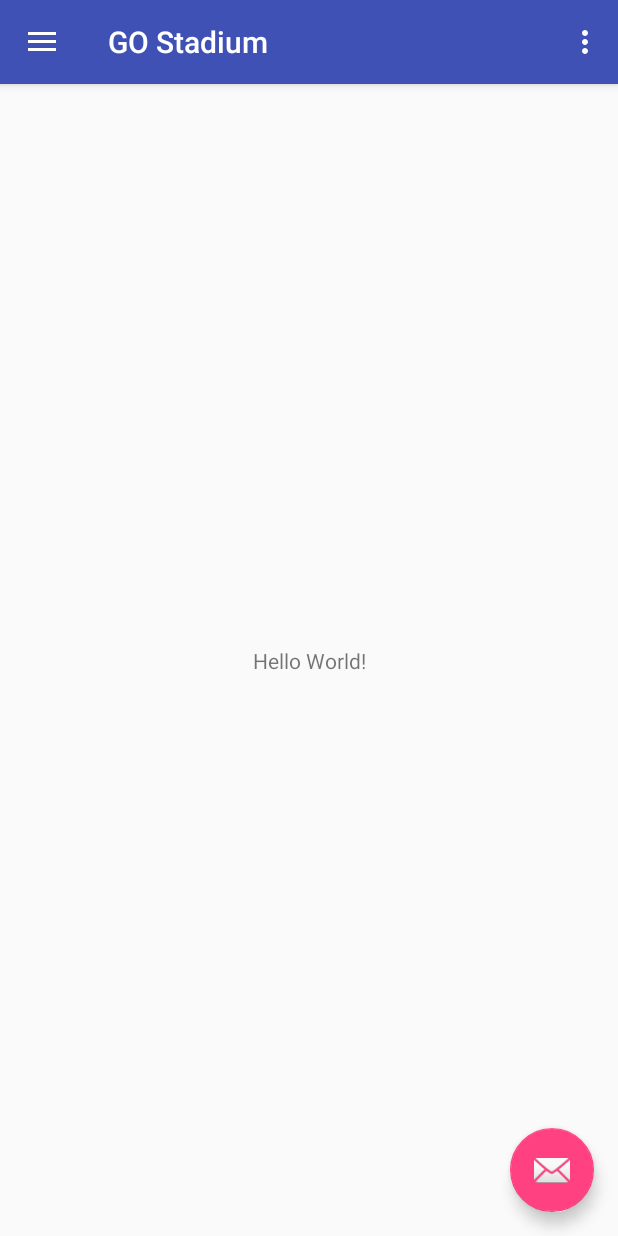
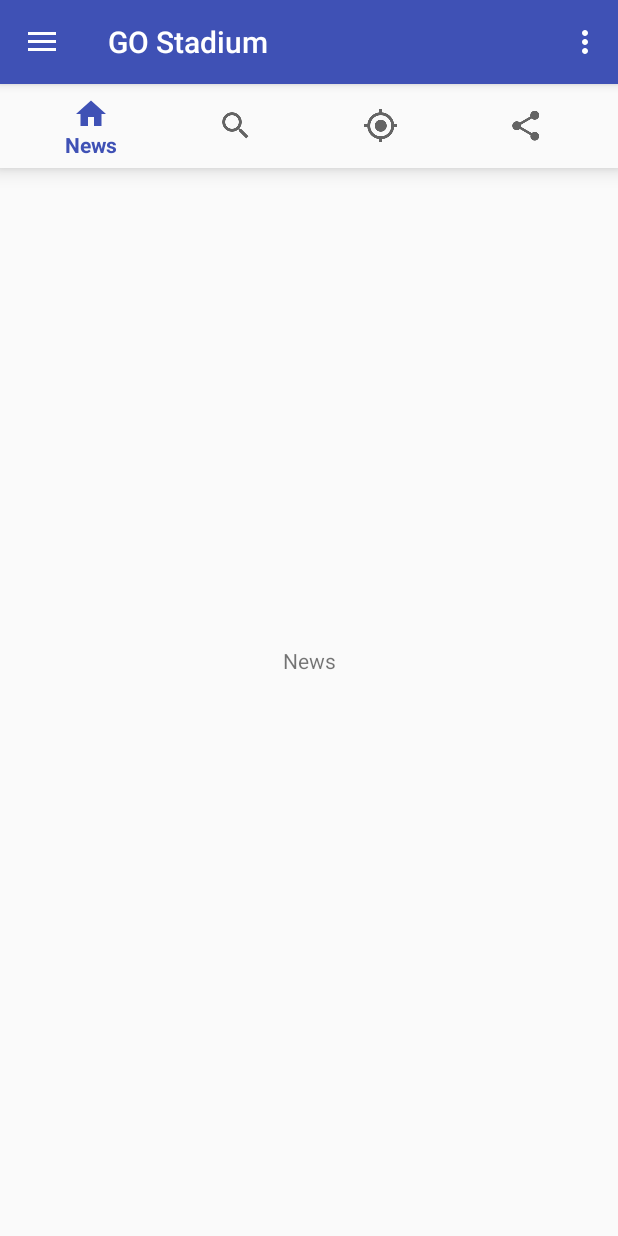
Before and after one commit to NiTnEuQs/GO_Stadium, an Android app: the screen it shows after launch (MainMenuActivity), on a phone screen of 412 x 824 dp. Run offline under Robolectric (Android 15) with nearby library versions, the phone set to English and light mode, and no system bars.

Commit message:
Changement des valeurs dans strings.xml, modification des classes dans  @menu, remaniement de différents layouts

```diff
--- a/app/build.gradle
+++ b/app/build.gradle
@@ -9,6 +9,7 @@ android {
         versionCode 1
         versionName "1.0"
         testInstrumentationRunner "android.support.test.runner.AndroidJUnitRunner"
+        vectorDrawables.useSupportLibrary = true
     }
     buildTypes {
         release {
@@ -23,6 +24,7 @@ dependencies {
     implementation 'com.android.support:appcompat-v7:26.1.0'
     implementation 'com.android.support:design:26.1.0'
     implementation 'com.android.support.constraint:constraint-layout:1.0.2'
+    implementation 'com.android.support:support-vector-drawable:26.1.0'
     testImplementation 'junit:junit:4.12'
     androidTestImplementation 'com.android.support.test:runner:1.0.1'
     androidTestImplementation 'com.android.support.test.espresso:espresso-core:3.0.1'
--- a/app/src/main/java/com/gostadium/MainMenuActivity.java
+++ b/app/src/main/java/com/gostadium/MainMenuActivity.java
@@ -1,8 +1,10 @@
 package com.gostadium;
 
 import android.os.Bundle;
-import android.support.design.widget.FloatingActionButton;
-import android.support.design.widget.Snackbar;
+import android.support.annotation.NonNull;
+import android.support.design.widget.BottomNavigationView;
+import android.support.v4.app.Fragment;
+import android.support.v4.app.FragmentTransaction;
 import android.view.View;
 import android.support.design.widget.NavigationView;
 import android.support.v4.view.GravityCompat;
@@ -16,35 +18,66 @@ import android.view.MenuItem;
 public class MainMenuActivity extends AppCompatActivity
         implements NavigationView.OnNavigationItemSelectedListener {
 
+    private BottomNavigationView.OnNavigationItemSelectedListener mOnNavigationItemSelectedListener
+            = new BottomNavigationView.OnNavigationItemSelectedListener() {
+
+        @Override
+        public boolean onNavigationItemSelected(@NonNull MenuItem item) {
+            FragmentTransaction transaction = getSupportFragmentManager().beginTransaction();
+            Fragment fragment = null;
+
+            switch (item.getItemId()) {
+                case R.id.navigation_news:
+                    fragment = new NewsFragment();
+                    break;
+                case R.id.navigation_search:
+                    fragment = new SearchFragment();
+                    break;
+                case R.id.navigation_location:
+                    fragment = new LocationFragment();
+                    break;
+                case R.id.navigation_share:
+                    fragment = new ShareFragment();
+                    break;
+            }
+
+            if (fragment == null) return false;
+
+            transaction.replace(R.id.content_fragment, fragment);
+            transaction.addToBackStack(null);
+            transaction.commit();
+            return true;
+        }
+    };
+
     @Override
     protected void onCreate(Bundle savedInstanceState) {
         super.onCreate(savedInstanceState);
         setContentView(R.layout.activity_main_menu);
-        Toolbar toolbar = (Toolbar) findViewById(R.id.toolbar);
+        Toolbar toolbar = findViewById(R.id.toolbar);
         setSupportActionBar(toolbar);
 
-        FloatingActionButton fab = (FloatingActionButton) findViewById(R.id.fab);
-        fab.setOnClickListener(new View.OnClickListener() {
-            @Override
-            public void onClick(View view) {
-                Snackbar.make(view, "Replace with your own action", Snackbar.LENGTH_LONG)
-                        .setAction("Action", null).show();
-            }
-        });
-
-        DrawerLayout drawer = (DrawerLayout) findViewById(R.id.drawer_layout);
+        DrawerLayout drawer = findViewById(R.id.drawer_layout);
         ActionBarDrawerToggle toggle = new ActionBarDrawerToggle(
                 this, drawer, toolbar, R.string.navigation_drawer_open, R.string.navigation_drawer_close);
         drawer.addDrawerListener(toggle);
         toggle.syncState();
 
-        NavigationView navigationView = (NavigationView) findViewById(R.id.nav_view);
+        NavigationView navigationView = findViewById(R.id.nav_view);
         navigationView.setNavigationItemSelectedListener(this);
+
+        BottomNavigationView navigation = findViewById(R.id.navigation);
+        navigation.setOnNavigationItemSelectedListener(mOnNavigationItemSelectedListener);
+
+        FragmentTransaction transaction = getSupportFragmentManager().beginTransaction();
+        Fragment fragment = new NewsFragment();
+        transaction.replace(R.id.content_fragment, fragment);
+        transaction.commit();
     }
 
     @Override
     public void onBackPressed() {
-        DrawerLayout drawer = (DrawerLayout) findViewById(R.id.drawer_layout);
+        DrawerLayout drawer = findViewById(R.id.drawer_layout);
         if (drawer.isDrawerOpen(GravityCompat.START)) {
             drawer.closeDrawer(GravityCompat.START);
         } else {
@@ -67,7 +100,9 @@ public class MainMenuActivity extends AppCompatActivity
         int id = item.getItemId();
 
         //noinspection SimplifiableIfStatement
-        if (id == R.id.action_settings) {
+        if (id == R.id.action_my_favorite) {
+            return true;
+        } else if (id == R.id.action_settings) {
             return true;
         }
 
@@ -76,12 +111,12 @@ public class MainMenuActivity extends AppCompatActivity
 
     @SuppressWarnings("StatementWithEmptyBody")
     @Override
-    public boolean onNavigationItemSelected(MenuItem item) {
+    public boolean onNavigationItemSelected(@NonNull MenuItem item) {
         // Handle navigation view item clicks here.
         int id = item.getItemId();
 
         if (id == R.id.nav_camera) {
-            // Handle the camera action
+
         } else if (id == R.id.nav_gallery) {
 
         } else if (id == R.id.nav_slideshow) {
@@ -94,7 +129,7 @@ public class MainMenuActivity extends AppCompatActivity
 
         }
 
-        DrawerLayout drawer = (DrawerLayout) findViewById(R.id.drawer_layout);
+        DrawerLayout drawer = findViewById(R.id.drawer_layout);
         drawer.closeDrawer(GravityCompat.START);
         return true;
     }
--- a/app/src/main/java/com/gostadium/NewsFragment.java
+++ b/app/src/main/java/com/gostadium/NewsFragment.java
@@ -1,8 +1,18 @@
 package com.gostadium;
 
-/**
- * Created by nitneuqs on 06/12/2017.
- */
+import android.os.Bundle;
+import android.support.v4.app.Fragment;
+import android.view.LayoutInflater;
+import android.view.View;
+import android.view.ViewGroup;
 
-public class NewsFragment {
+public class NewsFragment extends Fragment {
+
+    @Override
+    public View onCreateView(LayoutInflater inflater, ViewGroup container,
+                             Bundle savedInstanceState) {
+        // Inflate the layout for this fragment
+        return inflater.inflate(R.layout.news_fragment, container, false);
+    }
+
 }
--- a/app/src/main/res/layout/app_bar_main_menu.xml
+++ b/app/src/main/res/layout/app_bar_main_menu.xml
@@ -22,12 +22,4 @@
 
     <include layout="@layout/content_main_menu" />
 
-    <android.support.design.widget.FloatingActionButton
-        android:id="@+id/fab"
-        android:layout_width="wrap_content"
-        android:layout_height="wrap_content"
-        android:layout_gravity="bottom|end"
-        android:layout_margin="@dimen/fab_margin"
-        app:srcCompat="@android:drawable/ic_dialog_email" />
-
 </android.support.design.widget.CoordinatorLayout>
--- a/app/src/main/res/layout/content_main_menu.xml
+++ b/app/src/main/res/layout/content_main_menu.xml
@@ -8,13 +8,21 @@
     tools:context="com.gostadium.MainMenuActivity"
     tools:showIn="@layout/app_bar_main_menu">
 
-    <TextView
-        android:layout_width="wrap_content"
+    <FrameLayout
+        android:id="@+id/content_fragment"
+        android:layout_width="match_parent"
+        android:layout_height="match_parent" />
+
+    <android.support.design.widget.BottomNavigationView
+        android:id="@+id/navigation"
+        android:layout_width="0dp"
         android:layout_height="wrap_content"
-        android:text="Hello World!"
-        app:layout_constraintBottom_toBottomOf="parent"
+        android:layout_marginEnd="0dp"
+        android:layout_marginStart="0dp"
+        android:background="?android:attr/windowBackground"
+        app:layout_constraintTop_toTopOf="parent"
         app:layout_constraintLeft_toLeftOf="parent"
         app:layout_constraintRight_toRightOf="parent"
-        app:layout_constraintTop_toTopOf="parent" />
+        app:menu="@menu/navigation" />
 
 </android.support.constraint.ConstraintLayout>
--- a/app/src/main/res/layout/location_fragment.xml
+++ b/app/src/main/res/layout/location_fragment.xml
@@ -8,7 +8,7 @@
         android:id="@+id/message"
         android:layout_width="wrap_content"
         android:layout_height="wrap_content"
-        android:text="Search"
+        android:text="@string/title_location"
         app:layout_constraintBottom_toBottomOf="parent"
         app:layout_constraintLeft_toLeftOf="parent"
         app:layout_constraintRight_toRightOf="parent"
--- a/app/src/main/res/layout/news_fragment.xml
+++ b/app/src/main/res/layout/news_fragment.xml
@@ -1,6 +1,17 @@
 <?xml version="1.0" encoding="utf-8"?>
-<LinearLayout xmlns:android="http://schemas.android.com/apk/res/android"
+<android.support.constraint.ConstraintLayout xmlns:android="http://schemas.android.com/apk/res/android"
     android:layout_width="match_parent"
-    android:layout_height="match_parent">
+    android:layout_height="match_parent"
+    xmlns:app="http://schemas.android.com/apk/res-auto">
 
-</LinearLayout>
+    <TextView
+        android:id="@+id/message"
+        android:layout_width="wrap_content"
+        android:layout_height="wrap_content"
+        android:text="@string/title_news"
+        app:layout_constraintBottom_toBottomOf="parent"
+        app:layout_constraintLeft_toLeftOf="parent"
+        app:layout_constraintRight_toRightOf="parent"
+        app:layout_constraintTop_toTopOf="parent" />
+
+</android.support.constraint.ConstraintLayout>
--- a/app/src/main/res/layout/share_fragment.xml
+++ b/app/src/main/res/layout/share_fragment.xml
@@ -8,7 +8,7 @@
         android:id="@+id/message"
         android:layout_width="wrap_content"
         android:layout_height="wrap_content"
-        android:text="Géolocalisation"
+        android:text="@string/title_share"
         app:layout_constraintBottom_toBottomOf="parent"
         app:layout_constraintLeft_toLeftOf="parent"
         app:layout_constraintRight_toRightOf="parent"
--- a/app/src/main/res/menu/main_menu.xml
+++ b/app/src/main/res/menu/main_menu.xml
@@ -1,9 +1,17 @@
 <?xml version="1.0" encoding="utf-8"?>
 <menu xmlns:android="http://schemas.android.com/apk/res/android"
     xmlns:app="http://schemas.android.com/apk/res-auto">
+
+    <item
+        android:id="@+id/action_my_favorite"
+        android:orderInCategory="100"
+        android:title="@string/action_my_favorite"
+        app:showAsAction="never" />
+
     <item
         android:id="@+id/action_settings"
         android:orderInCategory="100"
         android:title="@string/action_settings"
         app:showAsAction="never" />
+
 </menu>
--- a/app/src/main/res/menu/navigation.xml
+++ b/app/src/main/res/menu/navigation.xml
@@ -8,17 +8,17 @@
 
     <item
         android:id="@+id/navigation_search"
-        android:icon="@drawable/ic_dashboard_black_24dp"
+        android:icon="@mipmap/ic_search_black_24dp"
         android:title="@string/title_search" />
 
     <item
         android:id="@+id/navigation_location"
-        android:icon="@drawable/ic_notifications_black_24dp"
+        android:icon="@mipmap/ic_my_location_black_24dp"
         android:title="@string/title_location" />
 
     <item
         android:id="@+id/navigation_share"
-        android:icon="@drawable/ic_notifications_black_24dp"
+        android:icon="@mipmap/ic_share_black_24dp"
         android:title="@string/title_share" />
 
 </menu>
--- a/app/src/main/res/values/strings.xml
+++ b/app/src/main/res/values/strings.xml
@@ -1,8 +1,15 @@
 <resources>
     <string name="app_name">GO Stadium</string>
 
-    <string name="navigation_drawer_open">Open navigation drawer</string>
-    <string name="navigation_drawer_close">Close navigation drawer</string>
+    <string name="navigation_drawer_open">Ouvrir le menu</string>
+    <string name="navigation_drawer_close">Fermer le menu</string>
 
-    <string name="action_settings">Settings</string>
+    <string name="action_my_favorite">Mes favoris</string>
+    <string name="action_settings">Paramètres</string>
+
+    <string name="title_activity_navigation_test">NavigationTestActivity</string>
+    <string name="title_news">News</string>
+    <string name="title_search">Recherche</string>
+    <string name="title_location">Géolocalisation</string>
+    <string name="title_share">Partage</string>
 </resources>
```
Also changed, not shown: app/src/main/java/com/gostadium/LocationFragment.java (+2 -6 lines), app/src/main/java/com/gostadium/SearchFragment.java (+3 -7 lines), app/src/main/java/com/gostadium/ShareFragment.java (+2 -6 lines), app/src/main/res/layout/search_fragment.xml (+11 -7 lines).
